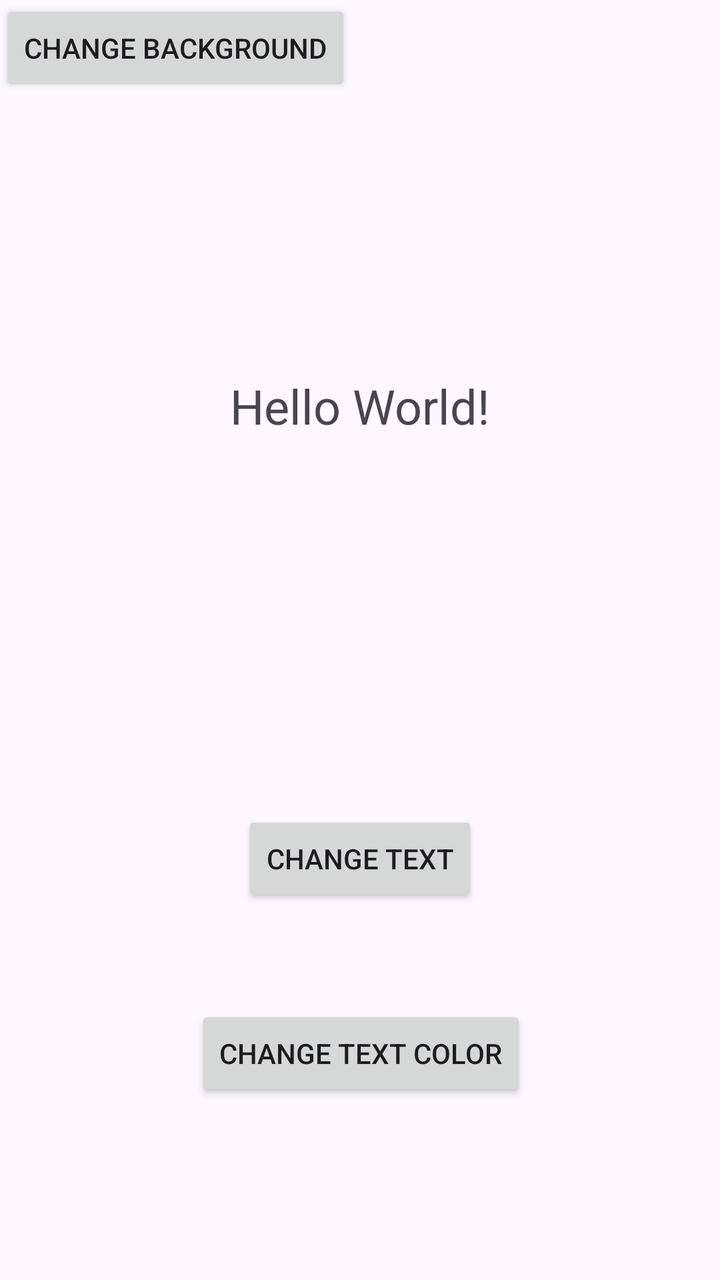
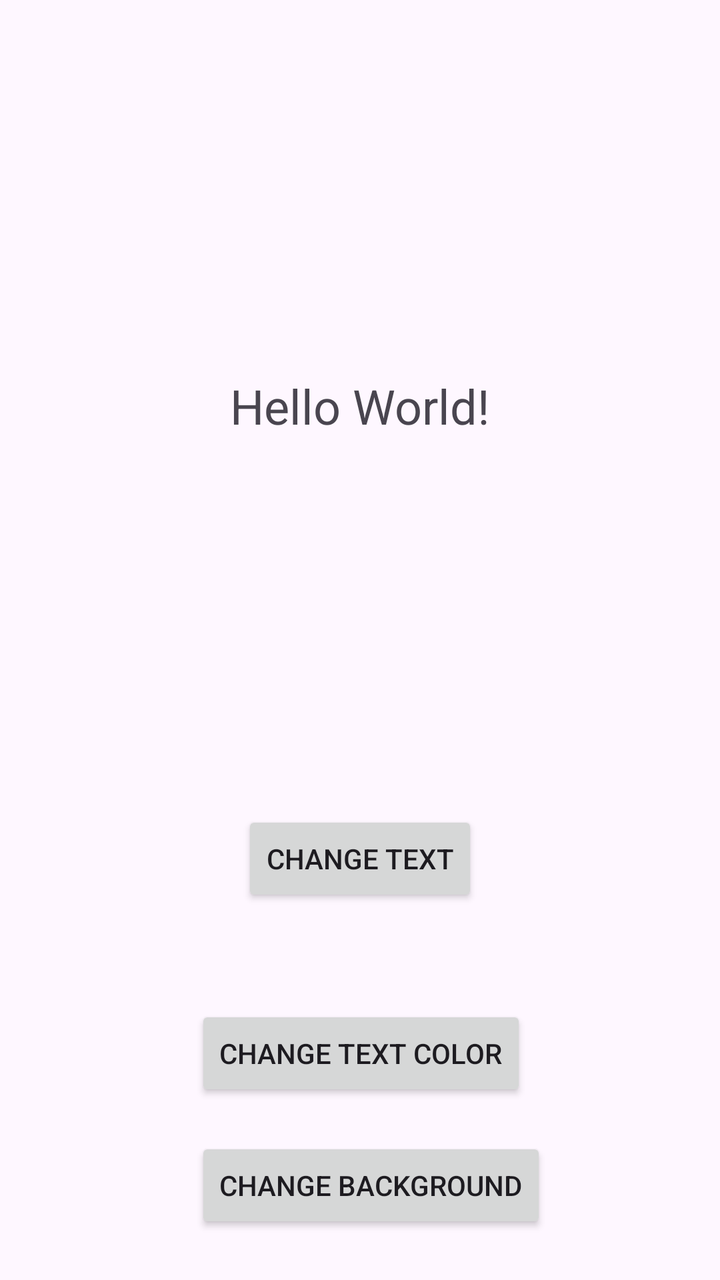

Compare the two renders of this Android layout. The source of the first and the diff that turns it into the second are given below.
<!-- AndroidManifest.xml: application theme Theme.Lab1App -->
<!-- res/layout/activity_main.xml -->
<?xml version="1.0" encoding="utf-8"?>
<androidx.constraintlayout.widget.ConstraintLayout xmlns:android="http://schemas.android.com/apk/res/android"
    xmlns:app="http://schemas.android.com/apk/res-auto"
    xmlns:tools="http://schemas.android.com/tools"
    android:id="@+id/main"
    android:layout_width="match_parent"
    android:layout_height="match_parent"
    tools:context=".MainActivity">

    <TextView
        android:id="@+id/MyTextView"
        android:layout_width="wrap_content"
        android:layout_height="wrap_content"
        android:text="Hello World!"
        android:textSize="24sp"
        app:layout_constraintBottom_toTopOf="@+id/ChangeTextButton"
        app:layout_constraintEnd_toEndOf="parent"
        app:layout_constraintStart_toStartOf="parent"
        app:layout_constraintTop_toTopOf="parent" />

    <Button
        android:id="@+id/ChangeTextButton"
        android:layout_width="wrap_content"
        android:layout_height="wrap_content"
        android:text="Change Text"
        app:layout_constraintBottom_toBottomOf="parent"
        app:layout_constraintEnd_toEndOf="parent"
        app:layout_constraintStart_toStartOf="parent"
        app:layout_constraintTop_toBottomOf="@+id/MyTextView" />

    <Button
        android:id="@+id/ChangeColorButton"
        android:layout_width="wrap_content"
        android:layout_height="wrap_content"
        android:text="Change Text Color"
        app:layout_constraintBottom_toBottomOf="parent"
        app:layout_constraintEnd_toEndOf="parent"
        app:layout_constraintHorizontal_bias="0.502"
        app:layout_constraintStart_toStartOf="parent"
        app:layout_constraintTop_toBottomOf="@+id/ChangeTextButton"
        app:layout_constraintVertical_bias="0.355" />

    <Button
        android:id="@+id/ChangeBackgroundButton"
        android:layout_width="wrap_content"
        android:layout_height="wrap_content"
        android:text="Change Background"
        tools:layout_editor_absoluteX="123dp"
        tools:layout_editor_absoluteY="640dp" />
</androidx.constraintlayout.widget.ConstraintLayout>
<!-- resources referenced by this layout -->
<resources>
  <style name="Theme.Lab1App" parent="Base.Theme.Lab1App" />
  <style name="Base.Theme.Lab1App" parent="Theme.Material3.DayNight.NoActionBar">
          
          
      </style>
</resources>

<!-- the commit's change to res/layout/activity_main.xml (unified diff, before → after) -->
@@ -44,7 +44,8 @@
         android:id="@+id/ChangeBackgroundButton"
         android:layout_width="wrap_content"
         android:layout_height="wrap_content"
+        android:layout_marginTop="18dp"
         android:text="Change Background"
-        tools:layout_editor_absoluteX="123dp"
-        tools:layout_editor_absoluteY="640dp" />
+        app:layout_constraintStart_toStartOf="@+id/ChangeColorButton"
+        app:layout_constraintTop_toBottomOf="@+id/ChangeColorButton" />
 </androidx.constraintlayout.widget.ConstraintLayout>
